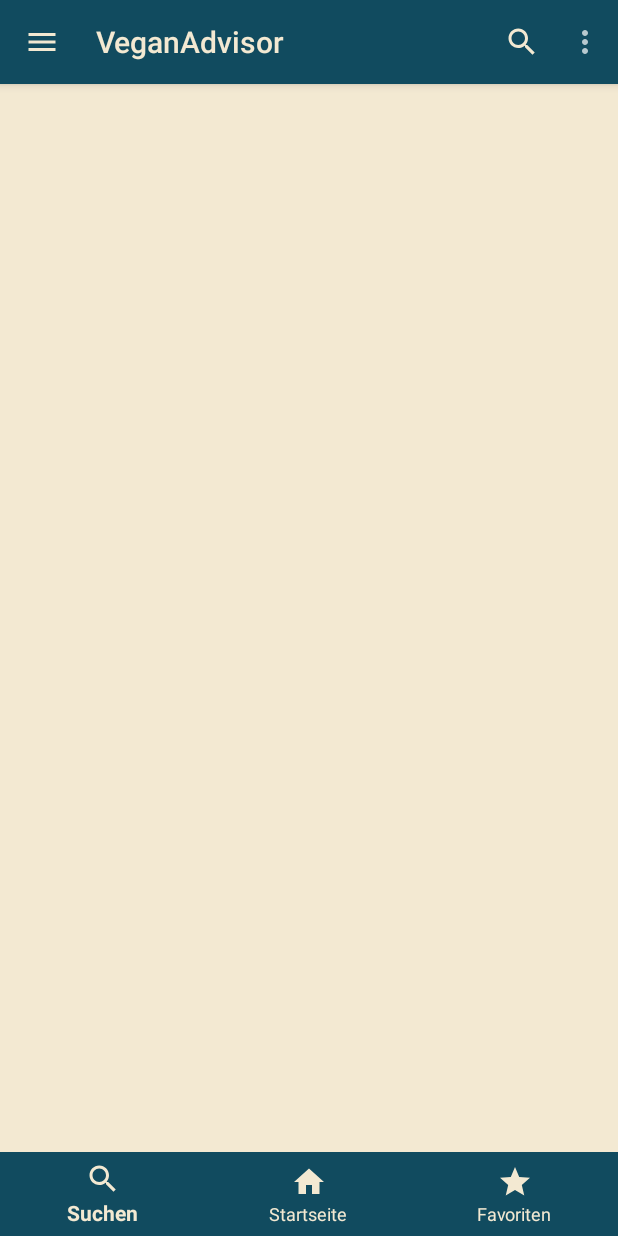
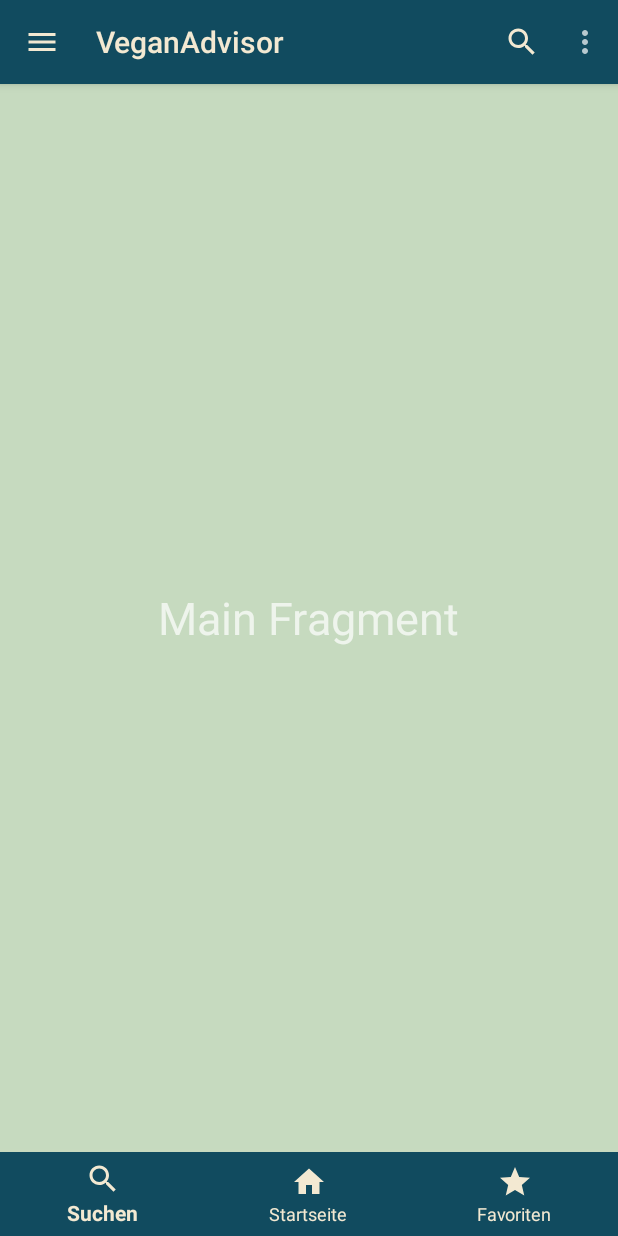
Before and after one commit to LisaEhmann/veganadvisor, an Android app: the screen it shows after launch (MainActivity), on a phone screen of 412 x 824 dp. Run offline under Robolectric (Android 15) with nearby library versions, the phone set to English and light mode, and no system bars.

Commit message:
modified some names

```diff
--- a/app/src/main/res/layout/activity_main.xml
+++ b/app/src/main/res/layout/activity_main.xml
@@ -4,7 +4,7 @@
     xmlns:tools="http://schemas.android.com/tools"
     android:layout_width="match_parent"
     android:layout_height="match_parent"
-    android:background="@color/eierfarbe"
+    android:background="@color/grün_hell"
     tools:context=".MainActivity">
 
     <include
@@ -17,6 +17,13 @@
         android:layout_width="match_parent"
         android:layout_height="match_parent"
         android:layout_above="@id/bottem_navigation"/>
+
+    <TextView
+        android:layout_width="wrap_content"
+        android:layout_height="wrap_content"
+        android:text="Main Fragment"
+        android:textSize="30dp"
+        android:layout_centerInParent="true"/>
 
 
     <com.google.android.material.bottomnavigation.BottomNavigationView
--- a/app/src/main/res/menu/menu.xml
+++ b/app/src/main/res/menu/menu.xml
@@ -4,23 +4,23 @@
 
     <item
     android:title="Startseite"
-    android:id="@+id/startseite"
+    android:id="@+id/menu_startseite"
     />
     <item
         android:title="Favoriten"
-        android:id="@+id/favoriten"
+        android:id="@+id/menu_favoriten"
         />
     <item
         android:title="Profil"
-        android:id="@+id/profil"
+        android:id="@+id/menu_profil"
         />
     <item
         android:title="Einstellungen"
-        android:id="@+id/einstellungen"
+        android:id="@+id/menu_einstellungen"
         />
     <item
         android:title="Suche"
-        android:id="@+id/suche"
+        android:id="@+id/menu_suche"
         android:icon="@drawable/ic_search"
         app:showAsAction="always"
         />
```
Also changed, not shown: app/src/main/java/com/example/veganadvisor/MainActivity.java (+6 -6 lines).
